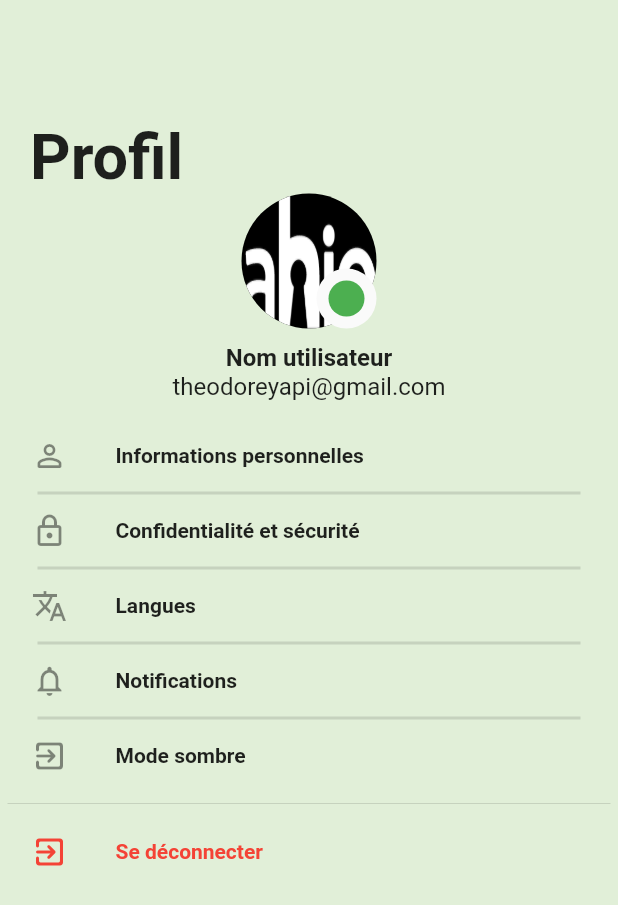
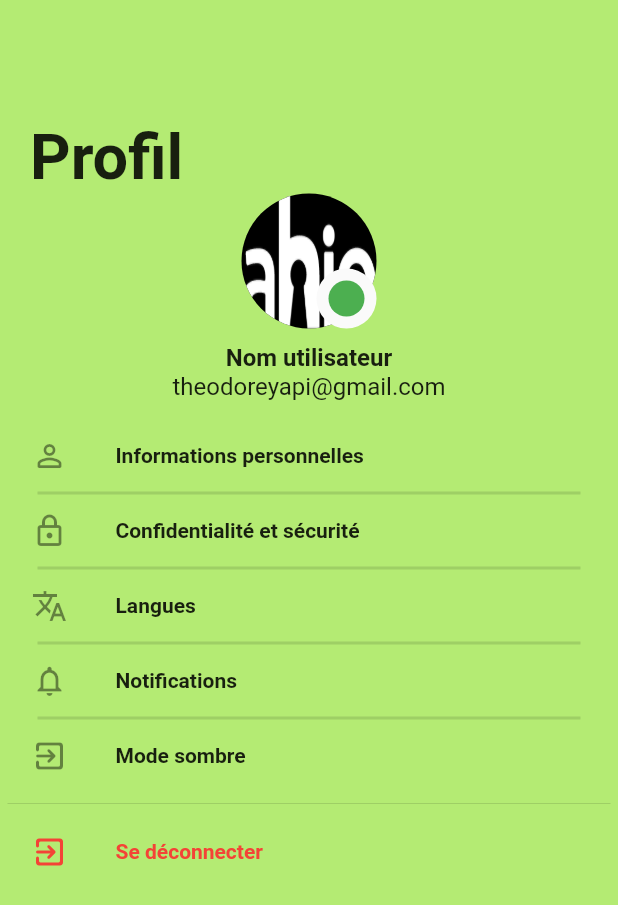
Before and after one commit to opamao/ahio-mobile, a Flutter app: the ProfilScreen screen opened by its route, on a phone screen of 412 x 824 dp. Shown: the top 905 px of the screen. Run offline on Flutter 3.47's test engine with Material 2 defaults, Android fonts, the light colour scheme and no system bars; our stand-ins replace custom_radio_grouped_button, dropdown_search, flutter_map, gap, hexcolor, image_picker and 8 more; missing offline and left inert: dart:ffi, dropdown_selection; accounts and stored records are empty.

Commit message:
change color

```diff
--- a/lib/common/theme.dart
+++ b/lib/common/theme.dart
@@ -73,5 +73,5 @@ AlertDialog alartDialog(String title, String content, BuildContext context) {
 class LoginFormStyle {}
 
 //Les differentes couleurs de l'application
-Color couleurFond = const Color.fromRGBO(225, 239, 216, 1.0);
+Color couleurFond = const Color.fromRGBO(147, 226, 55, .7);
 Color couleurTransparant = Colors.transparent;
```
